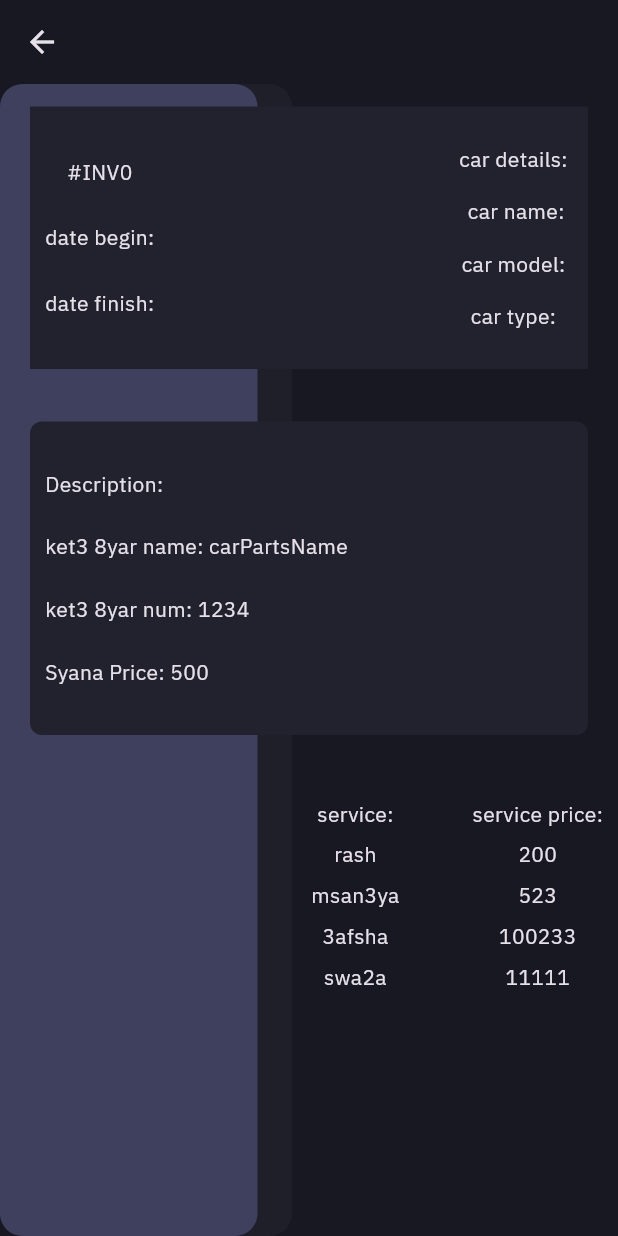
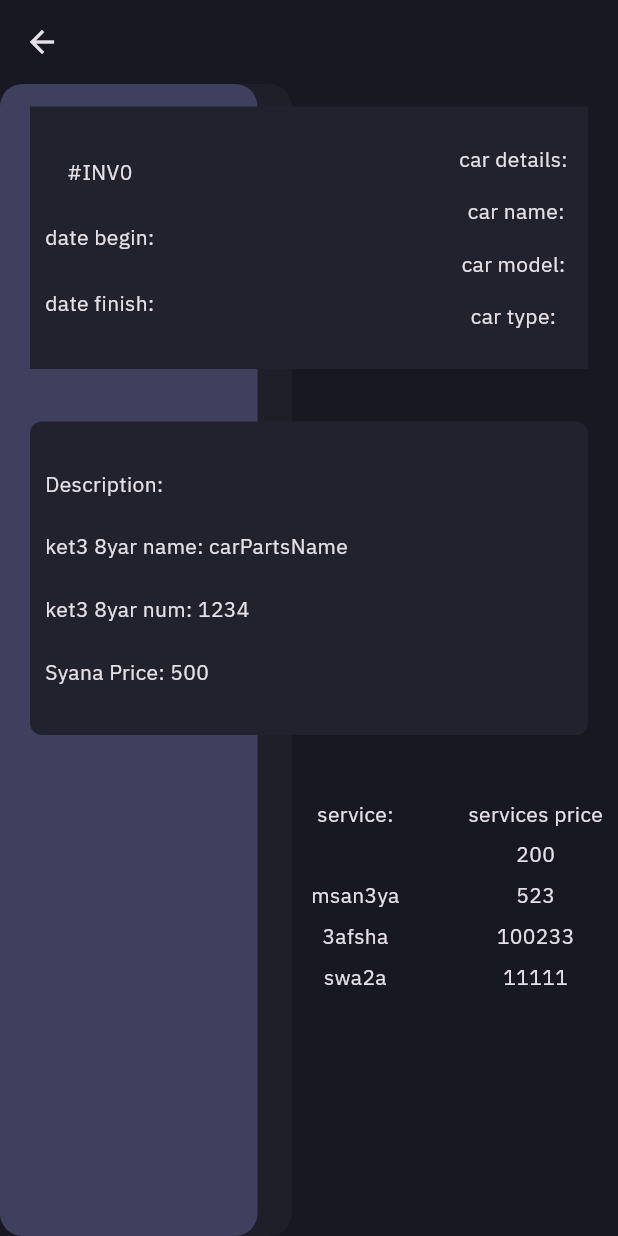
Before and after one commit to Moazzibrahim/nawlon, a Flutter app: the MaintainanceDetailsScreen screen opened directly with empty values, on a phone screen of 412 x 824 dp. Run offline on Flutter 3.47's test engine with Material 3 defaults, Android fonts, the phone set to English and light mode, and no system bars; our stand-ins replace fl_chart, flutter_screenutil, flutter_svg.

Commit message:
maintainance

```diff
--- a/lib/model/maintainance_details.dart
+++ b/lib/model/maintainance_details.dart
@@ -2,7 +2,7 @@ import 'package:flutter/material.dart';
 
 class Maintainancedetails with ChangeNotifier {
   final String name;
-  final DateTime? date; // Changed type to DateTime
+  final String? date; // Changed type to DateTime
   final int price;
   final String discription;
   final int id;
@@ -33,8 +33,7 @@ class Maintainancedetails with ChangeNotifier {
       var firstMaintenance = maintenanceList[1];
       return Maintainancedetails(
         name: firstMaintenance['car']['cars_name'],
-        date: DateTime.parse(
-            firstMaintenance['created_at']), // Parsing date string
+        date: firstMaintenance['created_at'], // Parsing date string
         price: firstMaintenance['maintenances_price'],
         discription: firstMaintenance['description'],
         id: firstMaintenance['id'],
@@ -60,3 +59,30 @@ class Maintainancedetails with ChangeNotifier {
     }
   }
 }
+
+class ServicesMaintainnance {
+  final String servicesTitle;
+  final int servicesPrice;
+
+  ServicesMaintainnance({
+    required this.servicesTitle,
+    required this.servicesPrice,
+  });
+
+  factory ServicesMaintainnance.fromJson(Map<String, dynamic> json) =>
+      ServicesMaintainnance(
+        servicesTitle: json['servicesTitle'],
+        servicesPrice: json['servicesPrice'],
+      );
+}
+
+class ServicesMaintainnanceList {
+  final List<dynamic> servicesMaintainnanceList;
+
+  ServicesMaintainnanceList({required this.servicesMaintainnanceList});
+
+  factory ServicesMaintainnanceList.fromJson(Map<String, dynamic> json) =>
+      ServicesMaintainnanceList(
+        servicesMaintainnanceList: json['0']['maintanence']['servicesMainta'],
+        );
+}
--- a/lib/pages/more_detailes/maintainance_details_screen.dart
+++ b/lib/pages/more_detailes/maintainance_details_screen.dart
@@ -3,13 +3,22 @@ import 'package:flutter_dashboard/const.dart';
 import 'package:flutter_screenutil/flutter_screenutil.dart';
 
 class MaintainanceDetailsScreen extends StatelessWidget {
-  const MaintainanceDetailsScreen({super.key, required this.title, required this.dis, required this.id, required this.carType, required this.brand});
+  const MaintainanceDetailsScreen(
+      {super.key,
+      required this.title,
+      required this.dis,
+      required this.id,
+      required this.carType,
+      required this.brand,
+      required this.servicesTitle
+      });
   final String title;
   final String dis;
   final int id;
   final String carType;
   final String brand;
-  // final String carPartsName;
+  final String servicesTitle;
+
   @override
   Widget build(BuildContext context) {
     return Scaffold(
@@ -54,7 +63,7 @@ class MaintainanceDetailsScreen extends StatelessWidget {
               ),
               padding: const EdgeInsets.all(10),
               color: cardBackgroundColor,
-              child:  Row(
+              child: Row(
                 mainAxisAlignment: MainAxisAlignment.spaceBetween,
                 children: [
                   Column(
@@ -137,26 +146,25 @@ class MaintainanceDetailsScreen extends StatelessWidget {
             right: 10,
             bottom: 130.h,
             child: SizedBox(
-
               width: 170.w,
               height: 120.h,
-            child: const Row(
+              child: Row(
                 mainAxisAlignment: MainAxisAlignment.spaceBetween,
                 children: [
                   Column(
                     mainAxisAlignment: MainAxisAlignment.spaceEvenly,
                     children: [
                       Text('service:'),
-                    Text('rash'),
+                      Text(servicesTitle),
                       Text('msan3ya'),
                       Text('3afsha'),
                       Text('swa2a'),
                     ],
                   ),
-                Column(
+                  const Column(
                     mainAxisAlignment: MainAxisAlignment.spaceEvenly,
                     children: [
-                    Text('service price:'),
+                      Text('services price'),
                       Text('200'),
                       Text('523'),
                       Text('100233'),
@@ -165,8 +173,7 @@ class MaintainanceDetailsScreen extends StatelessWidget {
                   )
                 ],
               ),
-          )
-        )
+            ))
       ]),
     );
   }
```
Also changed, not shown: lib/Provider/maintainance_provider.dart (+35 -9 lines), lib/pages/details/grid_maintainance.dart (+9 -1 lines). Lines whose indentation alone changed are shown as unchanged.
